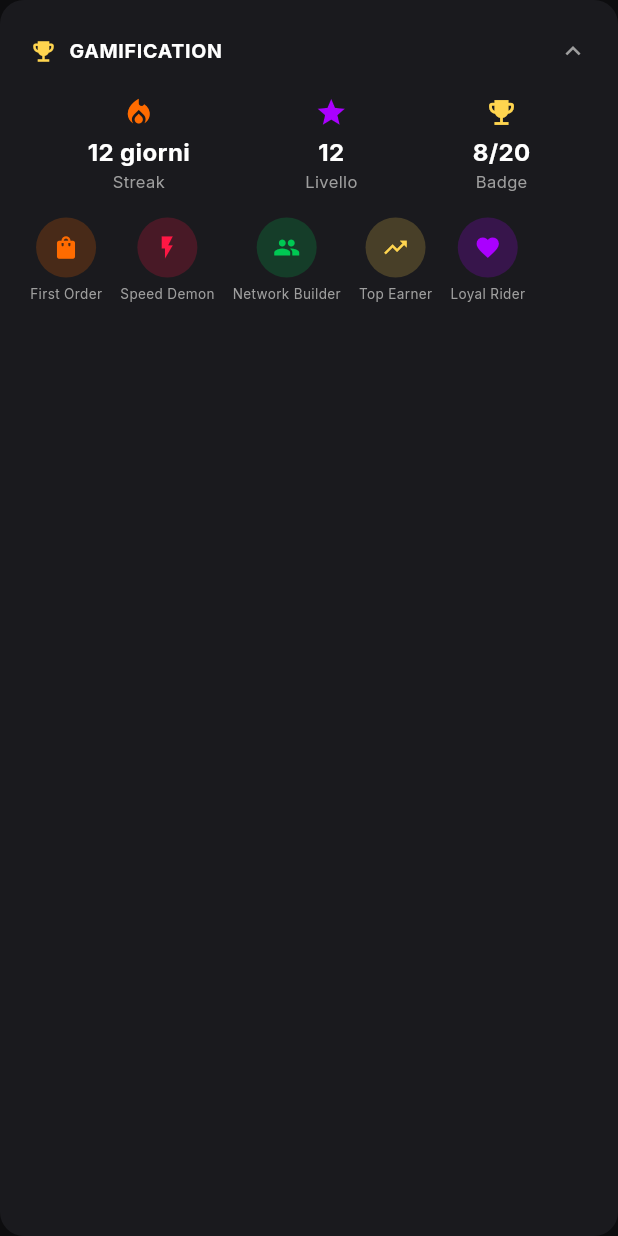
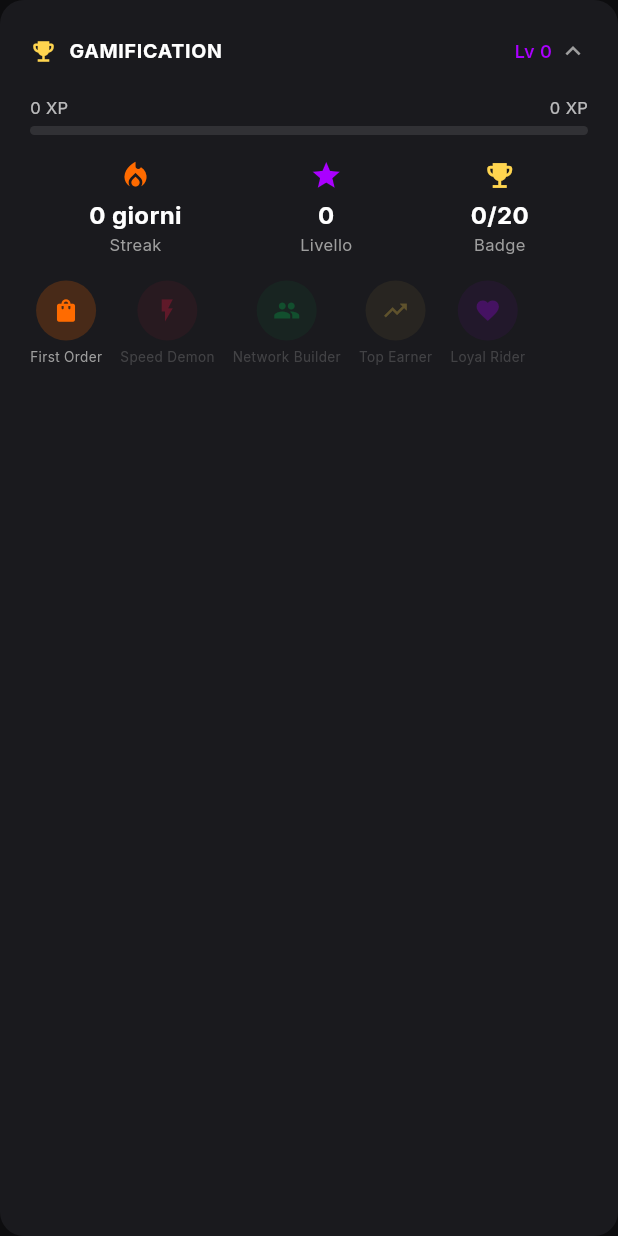
Before and after one commit to creamoj-ai/dloop_rider_prototype, a Flutter app: the ExpandableGamificationCard widget shown alone on an empty page, opened directly, after a tap on "GAMIFICATION", on a phone screen of 412 x 824 dp. Run offline on Flutter 3.47's test engine with Material 3 defaults, Android fonts, the phone set to English and light mode, and no system bars; our stand-ins replace flutter_dotenv, flutter_riverpod, go_router, google_fonts, share_plus, supabase_flutter; accounts and stored records are empty; network calls fail.

Commit message:
Guard demo orders from DB, auto-create transactions, wire stats widgets
- Add isDemo flag to ActiveOrder; skip Supabase calls for demo orders
- Auto-create transaction in EarningsService when real order completes
- Include order_id in Earning.toJson() for DB foreign key linkage
- Wire StatsOnlyCard to rider_stats table (lifetime stats from Supabase)
- Wire ExpandableGamificationCard to rider_stats (streak, level, XP, badges)
- Add RiderStats model + riderStatsProvider with retry
- Add fresh seed SQL (14_seed_fresh_orders.sql) with real UUID orders

Co-Authored-By: Claude Opus 4.6 <noreply@anthropic.com>

```diff
--- a/lib/models/earning.dart
+++ b/lib/models/earning.dart
@@ -27,6 +27,7 @@ class Earning {
     'amount': amount,
     'processed_at': dateTime.toIso8601String(),
     'status': status.name,
+    if (orderId != null && orderId!.isNotEmpty) 'order_id': orderId,
   };
 
   factory Earning.fromJson(Map<String, dynamic> json) => Earning(
--- /dev/null
+++ b/lib/providers/rider_stats_provider.dart
@@ -0,0 +1,92 @@
+import 'package:flutter_riverpod/flutter_riverpod.dart';
+import 'package:supabase_flutter/supabase_flutter.dart';
+import '../utils/retry.dart';
+
+/// Rider stats from the rider_stats table (lifetime + gamification)
+class RiderStats {
+  final int lifetimeOrders;
+  final double lifetimeEarnings;
+  final double lifetimeDistanceKm;
+  final double lifetimeHoursOnline;
+  final int currentDailyStreak;
+  final int longestDailyStreak;
+  final double avgRating;
+  final int totalRatingsCount;
+  final double bestDayEarnings;
+  final String? bestDayDate;
+  final int achievementsUnlocked;
+  final int totalAchievementPoints;
+  final int currentLevel;
+  final int currentXp;
+  final int xpToNextLevel;
+
+  const RiderStats({
+    this.lifetimeOrders = 0,
+    this.lifetimeEarnings = 0,
+    this.lifetimeDistanceKm = 0,
+    this.lifetimeHoursOnline = 0,
+    this.currentDailyStreak = 0,
+    this.longestDailyStreak = 0,
+    this.avgRating = 0,
+    this.totalRatingsCount = 0,
+    this.bestDayEarnings = 0,
+    this.bestDayDate,
+    this.achievementsUnlocked = 0,
+    this.totalAchievementPoints = 0,
+    this.currentLevel = 1,
+    this.currentXp = 0,
+    this.xpToNextLevel = 100,
+  });
+
+  double get xpProgress =>
+      xpToNextLevel > 0 ? currentXp / xpToNextLevel : 0;
+
+  factory RiderStats.fromJson(Map<String, dynamic> json) {
+    double _num(dynamic v, [double fallback = 0]) =>
+        double.tryParse(v?.toString() ?? '') ?? fallback;
+    int _int(dynamic v, [int fallback = 0]) =>
+        int.tryParse(v?.toString() ?? '') ?? fallback;
+
+    return RiderStats(
+      lifetimeOrders: _int(json['lifetime_orders']),
+      lifetimeEarnings: _num(json['lifetime_earnings']),
+      lifetimeDistanceKm: _num(json['lifetime_distance_km']),
+      lifetimeHoursOnline: _num(json['lifetime_hours_online']),
+      currentDailyStreak: _int(json['current_daily_streak']),
+      longestDailyStreak: _int(json['longest_daily_streak']),
+      avgRating: _num(json['avg_rating']),
+      totalRatingsCount: _int(json['total_ratings_count']),
+      bestDayEarnings: _num(json['best_day_earnings']),
+      bestDayDate: json['best_day_date'] as String?,
+      achievementsUnlocked: _int(json['achievements_unlocked']),
+      totalAchievementPoints: _int(json['total_achievement_points']),
+      currentLevel: _int(json['current_level'], 1),
+      currentXp: _int(json['current_xp']),
+      xpToNextLevel: _int(json['xp_to_next_level'], 100),
+    );
+  }
+}
+
+/// Fetches rider_stats for the current user
+final riderStatsProvider = FutureProvider<RiderStats>((ref) async {
+  final client = Supabase.instance.client;
+  final riderId = client.auth.currentUser?.id;
+  if (riderId == null) return const RiderStats();
+
+  try {
+    return await retry(() async {
+      final response = await client
+          .from('rider_stats')
+          .select()
+          .eq('rider_id', riderId)
+          .single();
+
+      return RiderStats.fromJson(response);
+    }, onRetry: (attempt, e) {
+      print('⚡ riderStatsProvider retry $attempt: $e');
+    });
+  } catch (e) {
+    print('❌ riderStatsProvider failed: $e');
+    return const RiderStats();
+  }
+});
--- a/lib/screens/you/widgets/expandable_gamification_card.dart
+++ b/lib/screens/you/widgets/expandable_gamification_card.dart
@@ -1,21 +1,30 @@
 import 'package:flutter/material.dart';
+import 'package:flutter_riverpod/flutter_riverpod.dart';
 import 'package:google_fonts/google_fonts.dart';
 import '../../../theme/tokens.dart';
 import '../../../widgets/dloop_card.dart';
+import '../../../providers/rider_stats_provider.dart';
 
-class ExpandableGamificationCard extends StatefulWidget {
+class ExpandableGamificationCard extends ConsumerStatefulWidget {
   const ExpandableGamificationCard({super.key});
 
   @override
-  State<ExpandableGamificationCard> createState() => _ExpandableGamificationCardState();
+  ConsumerState<ExpandableGamificationCard> createState() => _ExpandableGamificationCardState();
 }
 
-class _ExpandableGamificationCardState extends State<ExpandableGamificationCard> {
+class _ExpandableGamificationCardState extends ConsumerState<ExpandableGamificationCard> {
   bool _isExpanded = false;
 
   @override
   Widget build(BuildContext context) {
     final cs = Theme.of(context).colorScheme;
+    final statsAsync = ref.watch(riderStatsProvider);
+
+    final stats = statsAsync.when(
+      data: (s) => s,
+      loading: () => const RiderStats(),
+      error: (_, __) => const RiderStats(),
+    );
 
     return DloopCard(
       child: Column(
@@ -44,7 +53,31 @@ class _ExpandableGamificationCardState extends State<ExpandableGamificationCard>
                       letterSpacing: 0.5,
                     ),
                   ),
-                  const Spacer(),
+                  const SizedBox(width: 8),
+                  // XP progress bar inline
+                  Expanded(
+                    child: _isExpanded
+                        ? const SizedBox.shrink()
+                        : ClipRRect(
+                            borderRadius: BorderRadius.circular(4),
+                            child: LinearProgressIndicator(
+                              value: stats.xpProgress,
+                              minHeight: 4,
+                              backgroundColor: Colors.white10,
+                              valueColor: AlwaysStoppedAnimation(AppColors.bonusPurple),
+                            ),
+                          ),
+                  ),
+                  const SizedBox(width: 8),
+                  Text(
+                    'Lv ${stats.currentLevel}',
+                    style: GoogleFonts.inter(
+                      fontSize: 12,
+                      fontWeight: FontWeight.w600,
+                      color: AppColors.bonusPurple,
+                    ),
+                  ),
+                  const SizedBox(width: 4),
                   Icon(
                     _isExpanded ? Icons.keyboard_arrow_up : Icons.keyboard_arrow_down,
                     color: cs.onSurfaceVariant,
@@ -60,12 +93,56 @@ class _ExpandableGamificationCardState extends State<ExpandableGamificationCard>
             secondChild: Column(
               children: [
                 const SizedBox(height: 16),
+                // XP progress bar (expanded)
+                Column(
+                  children: [
+                    Row(
+                      mainAxisAlignment: MainAxisAlignment.spaceBetween,
+                      children: [
+                        Text(
+                          '${stats.currentXp} XP',
+                          style: GoogleFonts.inter(fontSize: 11, color: Colors.white70),
+                        ),
+                        Text(
+                          '${stats.xpToNextLevel} XP',
+                          style: GoogleFonts.inter(fontSize: 11, color: Colors.white70),
+                        ),
+                      ],
+                    ),
+                    const SizedBox(height: 4),
+                    ClipRRect(
+                      borderRadius: BorderRadius.circular(4),
+                      child: LinearProgressIndicator(
+                        value: stats.xpProgress,
+                        minHeight: 6,
+                        backgroundColor: Colors.white10,
+                        valueColor: AlwaysStoppedAnimation(AppColors.bonusPurple),
+                      ),
+                    ),
+                  ],
+                ),
+                const SizedBox(height: 16),
                 Row(
                   mainAxisAlignment: MainAxisAlignment.spaceAround,
                   children: [
-                    _stat(Icons.local_fire_department, '12 giorni', 'Streak', AppColors.turboOrange),
-                    _stat(Icons.star, '12', 'Livello', AppColors.bonusPurple),
-                    _stat(Icons.emoji_events, '8/20', 'Badge', AppColors.statsGold),
+                    _stat(
+                      Icons.local_fire_department,
+                      '${stats.currentDailyStreak} giorni',
+                      'Streak',
+                      AppColors.turboOrange,
+                    ),
+                    _stat(
+                      Icons.star,
+                      '${stats.currentLevel}',
+                      'Livello',
+                      AppColors.bonusPurple,
+                    ),
+                    _stat(
+                      Icons.emoji_events,
+                      '${stats.achievementsUnlocked}/20',
+                      'Badge',
+                      AppColors.statsGold,
+                    ),
                   ],
                 ),
                 const SizedBox(height: 16),
@@ -74,11 +151,11 @@ class _ExpandableGamificationCardState extends State<ExpandableGamificationCard>
                   child: ListView(
                     scrollDirection: Axis.horizontal,
                     children: [
-                      _badge(Icons.shopping_bag, 'First Order', AppColors.turboOrange),
-                      _badge(Icons.flash_on, 'Speed Demon', AppColors.urgentRed),
-                      _badge(Icons.people, 'Network Builder', AppColors.earningsGreen),
-                      _badge(Icons.trending_up, 'Top Earner', AppColors.statsGold),
-                      _badge(Icons.favorite, 'Loyal Rider', AppColors.bonusPurple),
+                      _badge(Icons.shopping_bag, 'First Order', AppColors.turboOrange, true),
+                      _badge(Icons.flash_on, 'Speed Demon', AppColors.urgentRed, stats.lifetimeOrders >= 100),
+                      _badge(Icons.people, 'Network Builder', AppColors.earningsGreen, stats.lifetimeOrders >= 200),
+                      _badge(Icons.trending_up, 'Top Earner', AppColors.statsGold, stats.lifetimeEarnings >= 5000),
+                      _badge(Icons.favorite, 'Loyal Rider', AppColors.bonusPurple, stats.currentDailyStreak >= 7),
                     ],
                   ),
                 ),
@@ -103,20 +180,23 @@ class _ExpandableGamificationCardState extends State<ExpandableGamificationCard>
     );
   }
 
-  Widget _badge(IconData icon, String label, Color color) {
+  Widget _badge(IconData icon, String label, Color color, bool unlocked) {
     return Padding(
       padding: const EdgeInsets.only(right: 12),
+      child: Opacity(
+        opacity: unlocked ? 1.0 : 0.3,
         child: Column(
           children: [
             CircleAvatar(
               radius: 20,
-            backgroundColor: color.withOpacity(0.2),
+              backgroundColor: color.withValues(alpha: 0.2),
               child: Icon(icon, color: color, size: 18),
             ),
             const SizedBox(height: 4),
             Text(label, style: GoogleFonts.inter(fontSize: 9, color: const Color(0xFF9E9E9E)), overflow: TextOverflow.ellipsis),
           ],
         ),
+      ),
     );
   }
 }
```
Also changed, not shown: lib/providers/active_orders_provider.dart (+32 -9 lines), lib/providers/earnings_provider.dart (+16 -6 lines), lib/screens/you/widgets/stats_only_card.dart (+38 -8 lines), 1 other file. Lines whose indentation alone changed are shown as unchanged.
